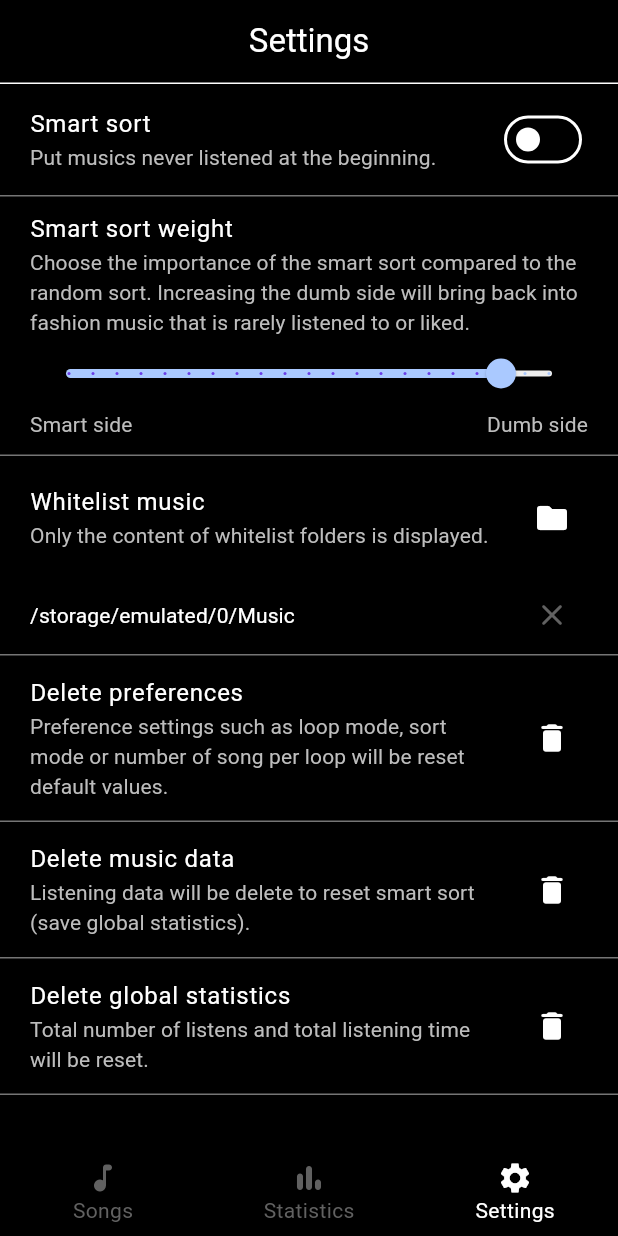
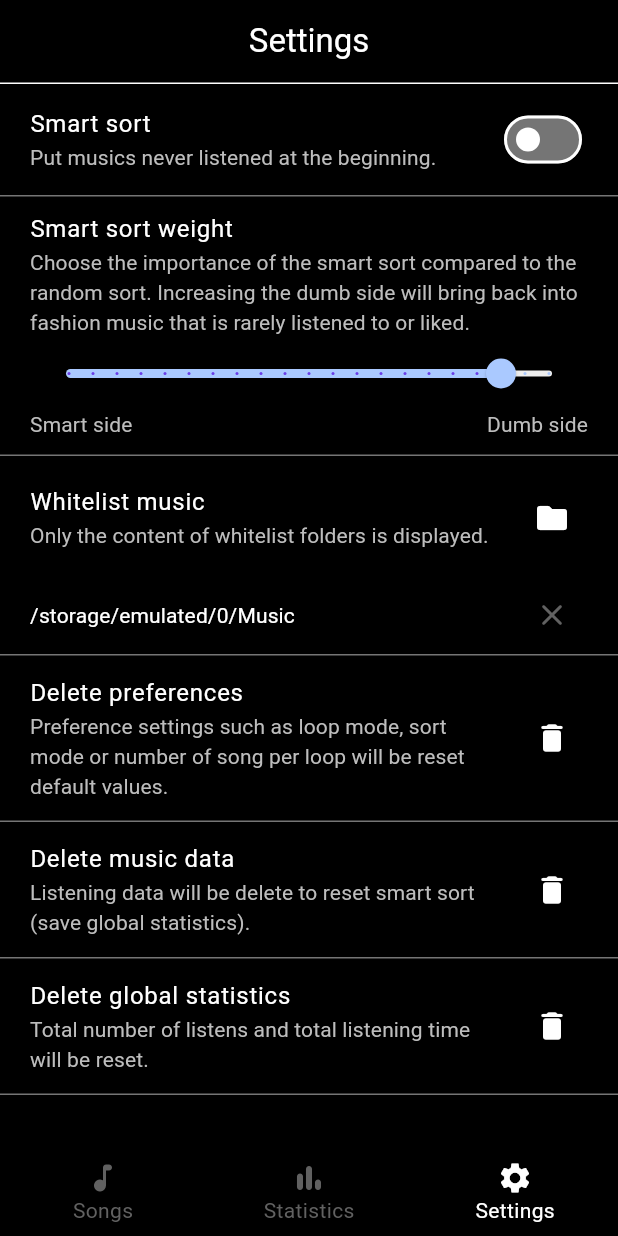
Before and after one commit to Quedow/shadow_garden, a Flutter app: the screen it shows after launch, item 3 of the bottom bar chosen, on a phone screen of 412 x 824 dp. Run offline on Flutter 3.47's test engine with Material 3 defaults, Android fonts, the phone set to English and light mode, and no system bars; our stand-ins replace audio_video_progress_bar, file_picker, isar, just_audio, just_audio_background, lottie and 5 more; accounts and stored records are empty; generated files the repository leaves out were written again.

Commit message:
feat: ⬆️ flutter 3.19 to 3.24

```diff
--- a/lib/screens/songs_screen.dart
+++ b/lib/screens/songs_screen.dart
@@ -52,7 +52,7 @@ class SongsScreenState extends State<SongsScreen> {
             focusNode: _focusNode,
             decoration: InputDecoration(
               isDense: true, contentPadding: EdgeInsets.zero, border: InputBorder.none,
-              hintText: 'Search', hintStyle: Styles.hintText,
+              hintText: 'Search', hintStyle: Styles.hintText.copyWith(color: Theme.of(context).hintColor),
             ),
           ),
           trailing: IconButton(
--- a/lib/style/style.dart
+++ b/lib/style/style.dart
@@ -17,11 +17,9 @@ abstract class ThemeColors {
       tertiary: Color(0xFFBDBDBD),
       error: Color(0xFFFFAAC9),
       onError: Colors.white,
-      background: Colors.black,
-      onBackground: Colors.white,
-      surface: Colors.black, // Top bar, card
+      surface: Colors.black, // Top bar, card, background
       onSurface: Colors.white,
-      surfaceVariant: Color(0xFF757575), // Disable switch background, textfield filled
+      surfaceContainerHighest: Color(0xFF757575), // Disable switch background, textfield filled
       outlineVariant: Color(0xFF757575), // Divider
       inverseSurface: Color(0xFF1D2530), // Snack bar
       onInverseSurface: Colors.white,
@@ -42,7 +40,7 @@ abstract class ThemeColors {
       inactiveTickMarkColor: primaryColor,
     ),
     scrollbarTheme: ScrollbarThemeData(
-      thumbColor: MaterialStateProperty.all(primaryColor),
+      thumbColor: WidgetStateProperty.all(primaryColor),
     ),
     textTheme: const TextTheme(
       headlineSmall: TextStyle(fontSize: 24, fontWeight: FontWeight.w300),
--- a/pubspec.yaml
+++ b/pubspec.yaml
@@ -32,7 +32,7 @@ dependencies:
 dev_dependencies:
   flutter_test:
     sdk: flutter
-  flutter_lints: ^4.0.0
+  flutter_lints: ^5.0.0
   isar_generator: ^3.1.0+1
   build_runner: ^2.4.8
 
```
Also changed, not shown: pubspec.lock, 3 other files.
